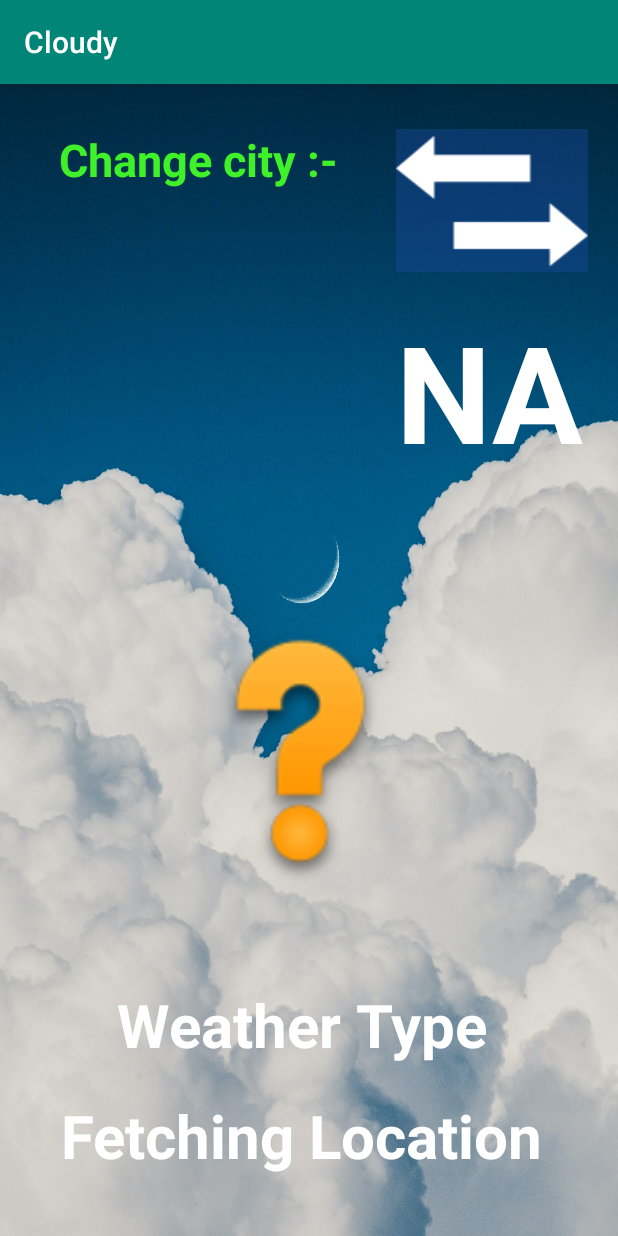
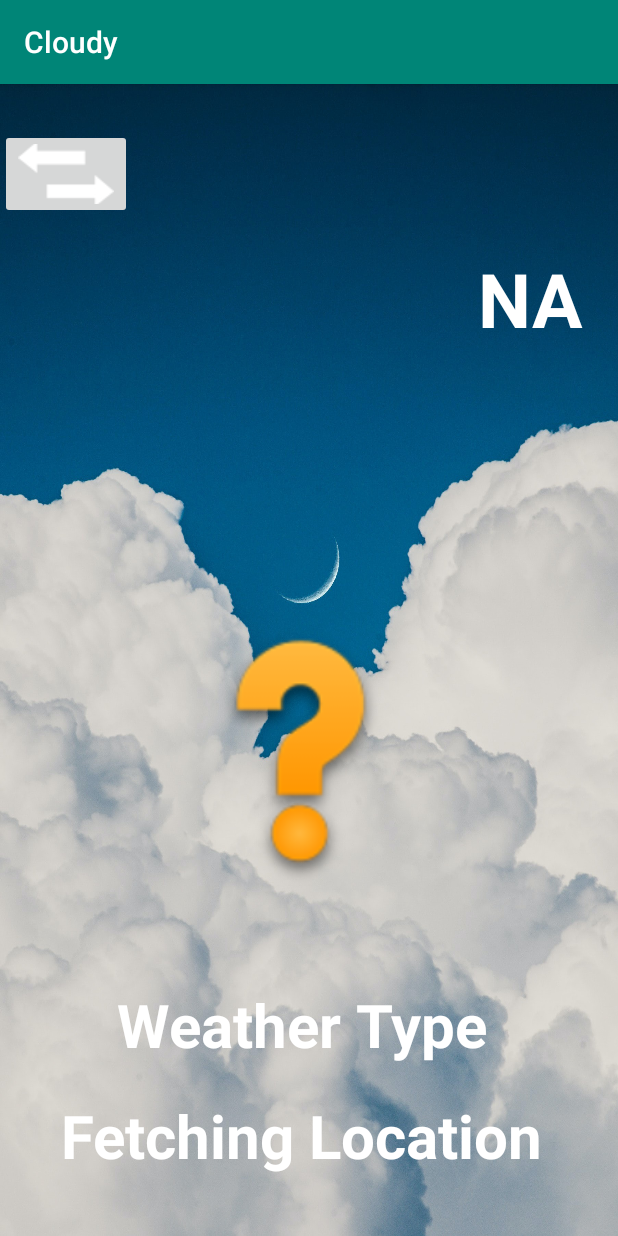
Before and after one commit to guptajiradhey/Cloudy_weather_app, an Android app: the screen it shows after launch (MainActivity), on a phone screen of 412 x 824 dp. Run offline under Robolectric (Android 15) with nearby library versions, the phone set to English and light mode, and no system bars; libraries missing offline, so code that uses them is left out: com.loopj.android, cz.msebera.android.

Commit message:
final commit

```diff
--- a/app/src/main/java/com/example/cloudy/MainActivity.java
+++ b/app/src/main/java/com/example/cloudy/MainActivity.java
@@ -75,7 +75,7 @@ public class MainActivity extends AppCompatActivity {
         mTemperatureLabel = findViewById(R.id.tempTV);
         ImageButton changeCityButton = findViewById(R.id.changeCityButton);
         mweathertype = findViewById(R.id.weathertype);
-        Toast.makeText(getApplicationContext(),"Start GPS",Toast.LENGTH_SHORT).show();
+        Toast.makeText(getApplicationContext(),"Make sure your GPS is On",Toast.LENGTH_SHORT).show();
 
 
         changeCityButton.setOnClickListener(new View.OnClickListener() {
--- a/app/src/main/res/layout/activity_main.xml
+++ b/app/src/main/res/layout/activity_main.xml
@@ -24,33 +24,15 @@
             android:orientation="horizontal">
 
 
-            <TextView
-                android:id="@+id/textView4"
-                android:layout_width="0dp"
-                android:layout_height="wrap_content"
-                android:layout_marginLeft="10dp"
-                android:layout_weight="1.5"
-                android:gravity="center"
-                android:text="Change city :-"
-                android:textColor="@color/white"
-                android:textSize="30dp"
-
-                android:textStyle="bold" />
-
             <ImageButton
                 android:id="@+id/changeCityButton"
                 android:layout_width="wrap_content"
-                android:layout_height="95dp"
-                android:layout_marginLeft="10dp"
-
-                android:layout_marginRight="10dp"
-                android:background="#6719489E"
-
-
+                android:layout_height="60dp"
+                android:layout_gravity="right|end"
                 android:contentDescription="@string/change_city_description"
-
                 android:cropToPadding="true"
-                android:src="@drawable/change_city_symbol" />
+                android:foregroundGravity="right"
+                android:src="@drawable/change_city_symbol_small" />
 
 
         </LinearLayout>
@@ -73,7 +55,7 @@
             android:text="@string/default_temp"
             android:textAppearance="?android:attr/textAppearanceLarge"
             android:textColor="?attr/colorBackgroundFloating"
-            android:textSize="90sp"
+            android:textSize="50sp"
             android:textStyle="bold" />
 
         <FrameLayout
--- a/app/src/main/res/layout/change_city_layout.xml
+++ b/app/src/main/res/layout/change_city_layout.xml
@@ -2,7 +2,7 @@
 <RelativeLayout xmlns:android="http://schemas.android.com/apk/res/android"
     android:layout_width="match_parent"
     android:layout_height="match_parent"
-    android:layout_margin="20sp"
+
 
 
     android:background="@drawable/city_background">
```
